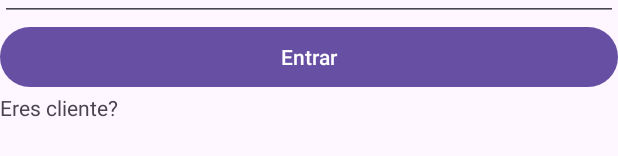
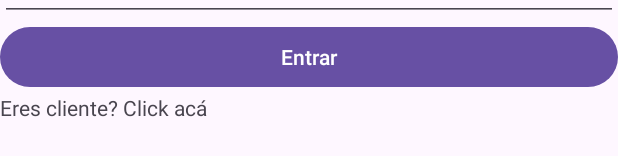
Before and after one commit to SIXIVESS/Guardian-app, an Android app: the layout activity_registro_empresa.xml on its own in the app's theme, with its tools: preview values and no code run, on a phone screen of 412 x 824 dp. Shown: the part 492-648 px from the top of the screen. Run offline under Robolectric (Android 15) with nearby library versions, the phone set to English and light mode, and no system bars.

Commit message:
registros

```diff
--- a/app/src/main/res/layout/activity_registro_empresa.xml
+++ b/app/src/main/res/layout/activity_registro_empresa.xml
@@ -68,6 +68,6 @@
         android:id="@+id/textView2"
         android:layout_width="match_parent"
         android:layout_height="wrap_content"
-        android:text="Eres cliente?" />
+        android:text="Eres cliente? Click acá" />
 
 </LinearLayout>
```
